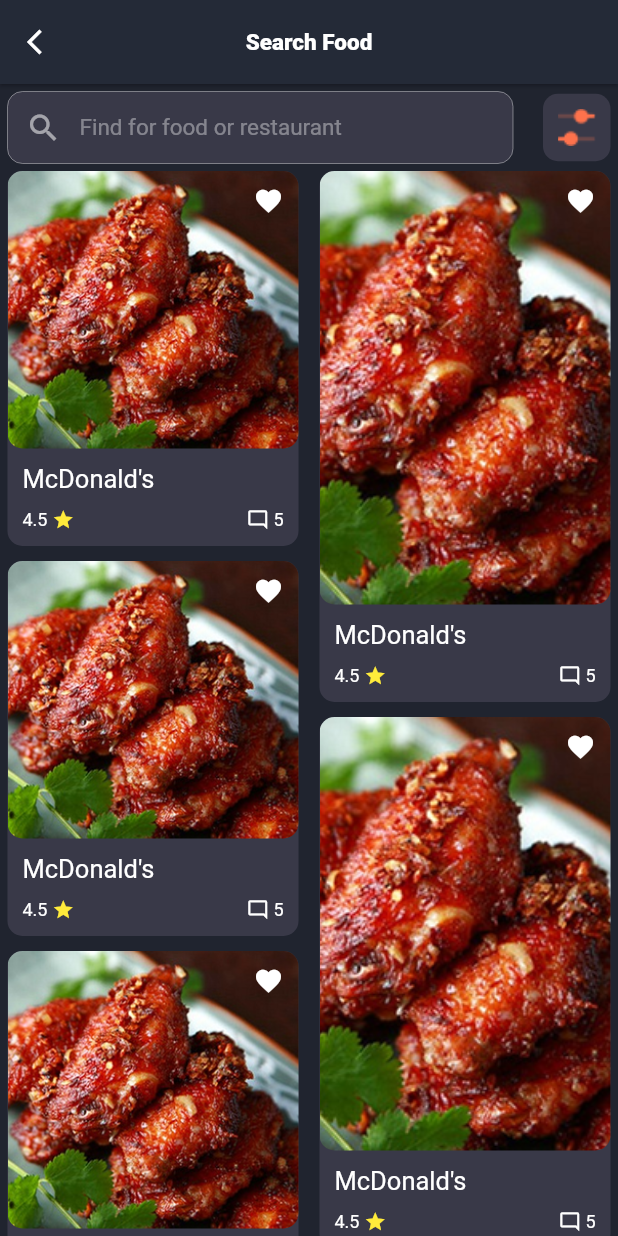
After one commit to MrLongg71/foodhub, a Flutter app: the SearchFoodPage screen opened by its route, on a phone screen of 412 x 824 dp. The commit adds this screen. Run offline on Flutter 3.47's test engine with Material 2 defaults, Android fonts, the light colour scheme and no system bars; our stand-ins replace avatar_glow, equatable, flutter_bloc, flutter_rating_bar; Roboto replaces fonts that are missing (SFProText).

Commit message:
init food search food page

```diff
--- a/lib/src/module/home/pages/home_page.dart
+++ b/lib/src/module/home/pages/home_page.dart
@@ -21,7 +21,7 @@ class HomePageState extends State<HomePage> {
   double xOffset = 0;
   double yOffset = 0;
   double scaleFactor = 1;
-
+  Timer timer;
   bool isDrawerOpen = false;
 
   @override
@@ -29,19 +29,25 @@ class HomePageState extends State<HomePage> {
     super.initState();
     indexSelected = -1;
     pageBannerController = PageController(initialPage: 1);
-    Timer.periodic(Duration(seconds: 5), (Timer timer) {
+    timer = Timer.periodic(Duration(seconds: 5), (Timer timer) {
       if (indexSelected < 10) {
         indexSelected++;
       } else {
         indexSelected = 0;
       }
+      //
+      // pageBannerController.animateToPage(
+      //   indexSelected,
+      //   duration: Duration(milliseconds: 350),
+      //   curve: Curves.easeIn,
+      // );
+    });
+  }
 
-      pageBannerController.animateToPage(
-        indexSelected,
-        duration: Duration(milliseconds: 350),
-        curve: Curves.easeIn,
-      );
-    });
+  @override
+  void dispose() {
+    super.dispose();
+    timer.cancel();
   }
 
   @override
@@ -234,7 +240,9 @@ class HomePageState extends State<HomePage> {
   }
 
   Widget _buildBoxSearch() {
-    return Container(
+    return InkWell(
+      onTap: () => navigateToNewScreen('/search-food'),
+      child: Container(
         padding: EdgeInsets.only(bottom: 5),
         margin: EdgeInsets.symmetric(horizontal: 10),
         child: Row(
@@ -277,6 +285,7 @@ class HomePageState extends State<HomePage> {
                   ),
                 ))
           ],
+        ),
       ),
     );
   }
@@ -354,7 +363,8 @@ class HomePageState extends State<HomePage> {
       child: Container(
         margin: EdgeInsets.symmetric(horizontal: 5),
         decoration: BoxDecoration(
-            color: MyColors.bgTextField, borderRadius: BorderRadius.circular(10)),
+            color: MyColors.bgTextField,
+            borderRadius: BorderRadius.circular(10)),
         width: 200,
         child: Column(
           crossAxisAlignment: CrossAxisAlignment.start,
--- /dev/null
+++ b/lib/src/module/home/pages/search_food_page.dart
@@ -0,0 +1,177 @@
+import 'package:flutter/material.dart';
+import 'package:flutter_staggered_grid_view/flutter_staggered_grid_view.dart';
+import 'package:foodhub/src/util/colors.dart';
+import 'package:foodhub/src/util/styles.dart';
+import 'package:foodhub/src/util/uidata.dart';
+
+class SearchFoodPage extends StatefulWidget {
+  const SearchFoodPage({Key key}) : super(key: key);
+
+  @override
+  _SearchFoodPageState createState() => _SearchFoodPageState();
+}
+
+class _SearchFoodPageState extends State<SearchFoodPage> {
+  double paddingTop;
+
+  @override
+  Widget build(BuildContext context) {
+    paddingTop = MediaQuery.of(context).padding.top;
+    return Scaffold(
+      body: _buildBody(),
+    );
+  }
+
+  Widget _buildBody() {
+    return Column(
+      children: [
+        _buildAppbar(),
+        _buildBoxSearch(),
+        _buildFoodList(),
+      ],
+    );
+  }
+
+  Widget _buildAppbar() {
+    return AppBar(
+      leading: Icon(Icons.arrow_back_ios),
+      title: Text(
+        "Search Food",
+        style: StylesText.tagLine15SemiBoldWhite,
+      ),
+    );
+  }
+
+  Widget _buildBoxSearch() {
+    return Container(
+      margin: EdgeInsets.symmetric(horizontal: 5, vertical: 5),
+      child: Row(
+        mainAxisAlignment: MainAxisAlignment.center,
+        crossAxisAlignment: CrossAxisAlignment.center,
+        children: [
+          Expanded(
+            child: TextField(
+              decoration: InputDecoration(
+                enabled: false,
+                filled: true,
+                fillColor: MyColors.bgTextField,
+                contentPadding: EdgeInsets.all(10),
+                hintText: "Find for food or restaurant",
+                prefixIcon: Icon(
+                  Icons.search,
+                  color: Colors.white54,
+                ),
+                border: OutlineInputBorder(
+                  borderRadius: BorderRadius.all(Radius.circular(10)),
+                  borderSide: BorderSide(color: Colors.red),
+                ),
+              ),
+            ),
+          ),
+          SizedBox(
+            width: 20,
+          ),
+          Container(
+              decoration: BoxDecoration(
+                  borderRadius: BorderRadius.circular(10),
+                  color: MyColors.bgTextField),
+              height: 45,
+              width: 45,
+              child: Padding(
+                padding: const EdgeInsets.all(10.0),
+                child: Image.asset(
+                  UIData.ic_filter,
+                  fit: BoxFit.cover,
+                ),
+              ))
+        ],
+      ),
+    );
+  }
+
+  Widget _buildFoodList() {
+    return Expanded(
+      child: StaggeredGridView.countBuilder(
+        crossAxisCount: 4,
+        itemCount: 15,
+        itemBuilder: (BuildContext context, int index) => _buildItemFood(),
+        staggeredTileBuilder: (int index) =>
+            StaggeredTile.count(2, index.isEven ? 2.5 : 3.5),
+        mainAxisSpacing: 10.0,
+        crossAxisSpacing: 4.0,
+      ),
+    );
+  }
+
+  Widget _buildItemFood() {
+    return InkWell(
+      onTap: () {},
+      child: Container(
+        margin: EdgeInsets.symmetric(horizontal: 5),
+        decoration: BoxDecoration(
+            color: MyColors.bgTextField,
+            borderRadius: BorderRadius.circular(10)),
+        child: Column(
+          crossAxisAlignment: CrossAxisAlignment.start,
+          children: [
+            Expanded(
+              child: Stack(
+                children: [
+                  ClipRRect(
+                    borderRadius: BorderRadius.all(Radius.circular(10)),
+                    child: Image.asset(
+                      UIData.image1,
+                      height: double.infinity,
+                      fit: BoxFit.fitHeight,
+                    ),
+                  ),
+                  Positioned(top: 10, right: 10, child: Icon(Icons.favorite)),
+                ],
+              ),
+            ),
+            Container(
+              margin: const EdgeInsets.only(
+                  top: 10, left: 10, bottom: 5, right: 10),
+              child: Text(
+                "McDonald's",
+                style: StylesText.body17CenterRegularWhite,
+              ),
+            ),
+            Container(
+              margin: const EdgeInsets.only(
+                  top: 5, left: 10, bottom: 10, right: 10),
+              child: Row(
+                children: [
+                  Padding(
+                    padding: const EdgeInsets.only(right: 3.0),
+                    child: Text(
+                      "4.5",
+                      style: StylesText.body12White,
+                    ),
+                  ),
+                  Icon(
+                    Icons.star,
+                    color: Colors.yellow,
+                    size: 15,
+                  ),
+                  Spacer(),
+                  Icon(
+                    Icons.mode_comment_outlined,
+                    size: 15,
+                  ),
+                  Padding(
+                    padding: const EdgeInsets.only(left: 3.0),
+                    child: Text(
+                      "5",
+                      style: StylesText.body12White,
+                    ),
+                  ),
+                ],
+              ),
+            ),
+          ],
+        ),
+      ),
+    );
+  }
+}
--- a/lib/src/util/route_generator.dart
+++ b/lib/src/util/route_generator.dart
@@ -9,6 +9,7 @@ import 'package:foodhub/src/module/dashboard/page/dashboard_page.dart';
 import 'package:foodhub/src/module/foods/pages/food_detail_page.dart';
 import 'package:foodhub/src/module/foods/pages/review_page.dart';
 import 'package:foodhub/src/module/home/pages/home_page.dart';
+import 'package:foodhub/src/module/home/pages/search_food_page.dart';
 
 class RouteGenerator {
   static Route routeAll(RouteSettings settings) {
@@ -33,6 +34,8 @@ class RouteGenerator {
         return _buildRoute(settings, FoodDetailPage());
       case '/review':
         return _buildRoute(settings, ReviewPage());
+      case '/search-food':
+        return _buildRoute(settings, SearchFoodPage());
       default:
         return _errorRoute();
     }
--- a/pubspec.yaml
+++ b/pubspec.yaml
@@ -32,6 +32,7 @@ dependencies:
   equatable: ^2.0.0
   avatar_glow: ^2.0.1
   flutter_rating_bar: ^4.0.0
+  flutter_staggered_grid_view: ^0.4.0
 
 dev_dependencies:
   flutter_test:
```
Also changed, not shown: pubspec.lock. Lines whose indentation alone changed are shown as unchanged.
